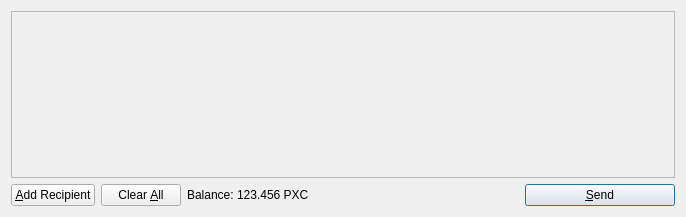
ghostlander/Phoenixcoin, file src/qt/forms/sendcoinsdialog.ui: the form before one commit.
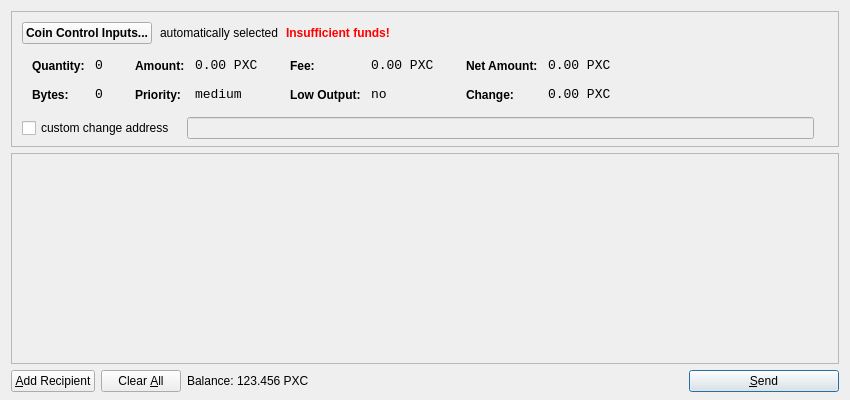
The form after the commit. Icons and pictures are not drawn.

Commit message: The Coin Control Implemented

```diff
--- a/src/qt/forms/sendcoinsdialog.ui
+++ b/src/qt/forms/sendcoinsdialog.ui
@@ -6,14 +6,586 @@
    <rect>
     <x>0</x>
     <y>0</y>
-    <width>686</width>
-    <height>217</height>
+    <width>850</width>
+    <height>400</height>
    </rect>
   </property>
   <property name="windowTitle">
    <string>Send Coins</string>
   </property>
-  <layout class="QVBoxLayout" name="verticalLayout">
+  <layout class="QVBoxLayout" name="verticalLayout" stretch="0,1,0">
+   <property name="bottomMargin">
+    <number>8</number>
+   </property>
+   <item>
+    <widget class="QFrame" name="frameCoinControl">
+     <property name="sizePolicy">
+      <sizepolicy hsizetype="Expanding" vsizetype="Expanding">
+       <horstretch>0</horstretch>
+       <verstretch>0</verstretch>
+      </sizepolicy>
+     </property>
+     <property name="maximumSize">
+      <size>
+       <width>16777215</width>
+       <height>16777215</height>
+      </size>
+     </property>
+     <property name="frameShape">
+      <enum>QFrame::StyledPanel</enum>
+     </property>
+     <property name="frameShadow">
+      <enum>QFrame::Sunken</enum>
+     </property>
+     <layout class="QVBoxLayout" name="verticalLayoutCoinControl2">
+      <property name="spacing">
+       <number>6</number>
+      </property>
+      <property name="leftMargin">
+       <number>0</number>
+      </property>
+      <property name="topMargin">
+       <number>0</number>
+      </property>
+      <property name="rightMargin">
+       <number>0</number>
+      </property>
+      <property name="bottomMargin">
+       <number>6</number>
+      </property>
+      <item>
+       <layout class="QVBoxLayout" name="verticalLayoutCoinControl" stretch="0,0,0,1">
+        <property name="spacing">
+         <number>0</number>
+        </property>
+        <property name="leftMargin">
+         <number>10</number>
+        </property>
+        <property name="topMargin">
+         <number>10</number>
+        </property>
+        <item>
+         <layout class="QHBoxLayout" name="horizontalLayoutCoinControl2" stretch="0,0,0,0">
+          <property name="spacing">
+           <number>8</number>
+          </property>
+          <property name="bottomMargin">
+           <number>10</number>
+          </property>
+          <item>
+           <widget class="QPushButton" name="pushButtonCoinControl">
+            <property name="styleSheet">
+             <string notr="true">font-weight:bold;</string>
+            </property>
+            <property name="text">
+             <string>Coin Control Inputs...</string>
+            </property>
+           </widget>
+          </item>
+          <item>
+           <widget class="QLabel" name="labelCoinControlAutomaticallySelected">
+            <property name="text">
+             <string>automatically selected</string>
+            </property>
+            <property name="margin">
+             <number>5</number>
+            </property>
+           </widget>
+          </item>
+          <item>
+           <widget class="QLabel" name="labelCoinControlInsuffFunds">
+            <property name="font">
+             <font>
+              <weight>75</weight>
+              <bold>true</bold>
+             </font>
+            </property>
+            <property name="styleSheet">
+             <string notr="true">color:red;font-weight:bold;</string>
+            </property>
+            <property name="text">
+             <string>Insufficient funds!</string>
+            </property>
+            <property name="margin">
+             <number>5</number>
+            </property>
+           </widget>
+          </item>
+          <item>
+           <spacer name="horizontalSpacerCoinControl">
+            <property name="orientation">
+             <enum>Qt::Horizontal</enum>
+            </property>
+            <property name="sizeHint" stdset="0">
+             <size>
+              <width>40</width>
+              <height>1</height>
+             </size>
+            </property>
+           </spacer>
+          </item>
+         </layout>
+        </item>
+        <item>
+         <widget class="QWidget" name="widgetCoinControl" native="true">
+          <property name="sizePolicy">
+           <sizepolicy hsizetype="Preferred" vsizetype="Preferred">
+            <horstretch>0</horstretch>
+            <verstretch>0</verstretch>
+           </sizepolicy>
+          </property>
+          <property name="minimumSize">
+           <size>
+            <width>0</width>
+            <height>0</height>
+           </size>
+          </property>
+          <property name="styleSheet">
+           <string notr="true"/>
+          </property>
+          <layout class="QHBoxLayout" name="horizontalLayoutCoinControl5">
+           <property name="margin">
+            <number>0</number>
+           </property>
+           <item>
+            <layout class="QHBoxLayout" name="horizontalLayoutCoinControl3" stretch="0,0,0,1">
+             <property name="spacing">
+              <number>20</number>
+             </property>
+             <property name="topMargin">
+              <number>0</number>
+             </property>
+             <property name="bottomMargin">
+              <number>10</number>
+             </property>
+             <item>
+              <layout class="QFormLayout" name="formLayoutCoinControl1">
+               <property name="horizontalSpacing">
+                <number>10</number>
+               </property>
+               <property name="verticalSpacing">
+                <number>14</number>
+               </property>
+               <property name="leftMargin">
+                <number>10</number>
+               </property>
+               <property name="topMargin">
+                <number>4</number>
+               </property>
+               <property name="rightMargin">
+                <number>6</number>
+               </property>
+               <item row="0" column="0">
+                <widget class="QLabel" name="labelCoinControlQuantityText">
+                 <property name="styleSheet">
+                  <string notr="true">font-weight:bold;</string>
+                 </property>
+                 <property name="text">
+                  <string>Quantity:</string>
+                 </property>
+                 <property name="margin">
+                  <number>0</number>
+                 </property>
+                </widget>
+               </item>
+               <item row="0" column="1">
+                <widget class="QLabel" name="labelCoinControlQuantity">
+                 <property name="font">
+                  <font>
+                   <family>Monospace</family>
+                   <pointsize>10</pointsize>
+                  </font>
+                 </property>
+                 <property name="cursor">
+                  <cursorShape>IBeamCursor</cursorShape>
+                 </property>
+                 <property name="contextMenuPolicy">
+                  <enum>Qt::ActionsContextMenu</enum>
+                 </property>
+                 <property name="text">
+                  <string notr="true">0</string>
+                 </property>
+                 <property name="margin">
+                  <number>0</number>
+                 </property>
+                 <property name="textInteractionFlags">
+                  <set>Qt::LinksAccessibleByMouse|Qt::TextSelectableByKeyboard|Qt::TextSelectableByMouse</set>
+                 </property>
+                </widget>
+               </item>
+               <item row="1" column="0">
+                <widget class="QLabel" name="labelCoinControlBytesText">
+                 <property name="styleSheet">
+                  <string notr="true">font-weight:bold;</string>
+                 </property>
+                 <property name="text">
+                  <string>Bytes:</string>
+                 </property>
+                </widget>
+               </item>
+               <item row="1" column="1">
+                <widget class="QLabel" name="labelCoinControlBytes">
+                 <property name="font">
+                  <font>
+                   <family>Monospace</family>
+                   <pointsize>10</pointsize>
+                  </font>
+                 </property>
+                 <property name="cursor">
+                  <cursorShape>IBeamCursor</cursorShape>
+                 </property>
+                 <property name="contextMenuPolicy">
+                  <enum>Qt::ActionsContextMenu</enum>
+                 </property>
+                 <property name="text">
+                  <string notr="true">0</string>
+                 </property>
+                 <property name="textInteractionFlags">
+                  <set>Qt::LinksAccessibleByMouse|Qt::TextSelectableByKeyboard|Qt::TextSelectableByMouse</set>
+                 </property>
+                </widget>
+               </item>
+              </layout>
+             </item>
+             <item>
+              <layout class="QFormLayout" name="formLayoutCoinControl2">
+               <property name="horizontalSpacing">
+                <number>10</number>
+               </property>
+               <property name="verticalSpacing">
+                <number>14</number>
+               </property>
+               <property name="leftMargin">
+                <number>6</number>
+               </property>
+               <property name="topMargin">
+                <number>4</number>
+               </property>
+               <property name="rightMargin">
+                <number>6</number>
+               </property>
+               <item row="0" column="0">
+                <widget class="QLabel" name="labelCoinControlAmountText">
+                 <property name="styleSheet">
+                  <string notr="true">font-weight:bold;</string>
+                 </property>
+                 <property name="text">
+                  <string>Amount:</string>
+                 </property>
+                 <property name="margin">
+                  <number>0</number>
+                 </property>
+                </widget>
+               </item>
+               <item row="0" column="1">
+                <widget class="QLabel" name="labelCoinControlAmount">
+                 <property name="font">
+                  <font>
+                   <family>Monospace</family>
+                   <pointsize>10</pointsize>
+                  </font>
+                 </property>
+                 <property name="cursor">
+                  <cursorShape>IBeamCursor</cursorShape>
+                 </property>
+                 <property name="contextMenuPolicy">
+                  <enum>Qt::ActionsContextMenu</enum>
+                 </property>
+                 <property name="text">
+                  <string notr="true">0.00 PXC</string>
+                 </property>
+                 <property name="textInteractionFlags">
+                  <set>Qt::LinksAccessibleByMouse|Qt::TextSelectableByKeyboard|Qt::TextSelectableByMouse</set>
+                 </property>
+                </widget>
+               </item>
+               <item row="1" column="0">
+                <widget class="QLabel" name="labelCoinControlPriorityText">
+                 <property name="styleSheet">
+                  <string notr="true">font-weight:bold;</string>
+                 </property>
+                 <property name="text">
+                  <string>Priority:</string>
+                 </property>
+                </widget>
+               </item>
+               <item row="1" column="1">
+                <widget class="QLabel" name="labelCoinControlPriority">
+                 <property name="font">
+                  <font>
+                   <family>Monospace</family>
+                   <pointsize>10</pointsize>
+                  </font>
+                 </property>
+                 <property name="cursor">
+                  <cursorShape>IBeamCursor</cursorShape>
+                 </property>
+                 <property name="contextMenuPolicy">
+                  <enum>Qt::ActionsContextMenu</enum>
+                 </property>
+                 <property name="text">
+                  <string>medium</string>
+                 </property>
+                 <property name="textInteractionFlags">
+                  <set>Qt::LinksAccessibleByMouse|Qt::TextSelectableByKeyboard|Qt::TextSelectableByMouse</set>
+                 </property>
+                </widget>
+               </item>
+              </layout>
+             </item>
+             <item>
+              <layout class="QFormLayout" name="formLayoutCoinControl3">
+               <property name="horizontalSpacing">
+                <number>10</number>
+               </property>
+               <property name="verticalSpacing">
+                <number>14</number>
+               </property>
+               <property name="leftMargin">
+                <number>6</number>
+               </property>
+               <property name="topMargin">
+                <number>4</number>
+               </property>
+               <property name="rightMargin">
+                <number>6</number>
+               </property>
+               <item row="0" column="0">
+                <widget class="QLabel" name="labelCoinControlFeeText">
+                 <property name="styleSheet">
+                  <string notr="true">font-weight:bold;</string>
+                 </property>
+                 <property name="text">
+                  <string>Fee:</string>
+                 </property>
+                 <property name="margin">
+                  <number>0</number>
+                 </property>
+                </widget>
+               </item>
+               <item row="0" column="1">
+                <widget class="QLabel" name="labelCoinControlFee">
+                 <property name="font">
+                  <font>
+                   <family>Monospace</family>
+                   <pointsize>10</pointsize>
+                  </font>
+                 </property>
+                 <property name="cursor">
+                  <cursorShape>IBeamCursor</cursorShape>
+                 </property>
+                 <property name="contextMenuPolicy">
+                  <enum>Qt::ActionsContextMenu</enum>
+                 </property>
+                 <property name="text">
+                  <string notr="true">0.00 PXC</string>
+                 </property>
+                 <property name="textInteractionFlags">
+                  <set>Qt::LinksAccessibleByMouse|Qt::TextSelectableByKeyboard|Qt::TextSelectableByMouse</set>
+                 </property>
+                </widget>
+               </item>
+               <item row="1" column="0">
+                <widget class="QLabel" name="labelCoinControlLowOutputText">
+                 <property name="styleSheet">
+                  <string notr="true">font-weight:bold;</string>
+                 </property>
+                 <property name="text">
+                  <string>Low Output:</string>
+                 </property>
+                </widget>
+               </item>
+               <item row="1" column="1">
+                <widget class="QLabel" name="labelCoinControlLowOutput">
+                 <property name="font">
+                  <font>
+                   <family>Monospace</family>
+                   <pointsize>10</pointsize>
+                  </font>
+                 </property>
+                 <property name="cursor">
+                  <cursorShape>IBeamCursor</cursorShape>
+                 </property>
+                 <property name="contextMenuPolicy">
+                  <enum>Qt::ActionsContextMenu</enum>
+                 </property>
+                 <property name="text">
+                  <string>no</string>
+                 </property>
+                 <property name="textInteractionFlags">
+                  <set>Qt::LinksAccessibleByMouse|Qt::TextSelectableByKeyboard|Qt::TextSelectableByMouse</set>
+                 </property>
+                </widget>
+               </item>
+              </layout>
+             </item>
+             <item>
+              <layout class="QFormLayout" name="formLayoutCoinControl4">
+               <property name="horizontalSpacing">
+                <number>10</number>
+               </property>
+               <property name="verticalSpacing">
+                <number>14</number>
+               </property>
+               <property name="leftMargin">
+                <number>6</number>
+               </property>
+               <property name="topMargin">
+                <number>4</number>
+               </property>
+               <property name="rightMargin">
+                <number>6</number>
+               </property>
+               <item row="0" column="0">
+                <widget class="QLabel" name="labelCoinControlNetAmountText">
+                 <property name="styleSheet">
+                  <string notr="true">font-weight:bold;</string>
+                 </property>
+                 <property name="text">
+                  <string>Net Amount:</string>
+                 </property>
+                 <property name="margin">
+                  <number>0</number>
+                 </property>
+                </widget>
+               </item>
+               <item row="0" column="1">
+                <widget class="QLabel" name="labelCoinControlNetAmount">
+                 <property name="font">
+                  <font>
+                   <family>Monospace</family>
+                   <pointsize>10</pointsize>
+                  </font>
+                 </property>
+                 <property name="cursor">
+                  <cursorShape>IBeamCursor</cursorShape>
+                 </property>
+                 <property name="contextMenuPolicy">
+                  <enum>Qt::ActionsContextMenu</enum>
+                 </property>
+                 <property name="text">
+                  <string notr="true">0.00 PXC</string>
+                 </property>
+                 <property name="textInteractionFlags">
+                  <set>Qt::LinksAccessibleByMouse|Qt::TextSelectableByKeyboard|Qt::TextSelectableByMouse</set>
+                 </property>
+                </widget>
+               </item>
+               <item row="1" column="0">
+                <widget class="QLabel" name="labelCoinControlChangeText">
+                 <property name="styleSheet">
+                  <string notr="true">font-weight:bold;</string>
+                 </property>
+                 <property name="text">
+                  <string>Change:</string>
+                 </property>
+                </widget>
+               </item>
+               <item row="1" column="1">
+                <widget class="QLabel" name="labelCoinControlChange">
+                 <property name="font">
+                  <font>
+                   <family>Monospace</family>
+                   <pointsize>10</pointsize>
+                  </font>
+                 </property>
+                 <property name="cursor">
+                  <cursorShape>IBeamCursor</cursorShape>
+                 </property>
+                 <property name="contextMenuPolicy">
+                  <enum>Qt::ActionsContextMenu</enum>
+                 </property>
+                 <property name="text">
+                  <string notr="true">0.00 PXC</string>
+                 </property>
+                 <property name="textInteractionFlags">
+                  <set>Qt::LinksAccessibleByMouse|Qt::TextSelectableByKeyboard|Qt::TextSelectableByMouse</set>
+                 </property>
+                </widget>
+               </item>
+              </layout>
+             </item>
+            </layout>
+           </item>
+          </layout>
+         </widget>
+        </item>
+        <item>
+         <layout class="QHBoxLayout" name="horizontalLayoutCoinControl4" stretch="0,0,0">
+          <property name="spacing">
+           <number>12</number>
+          </property>
+          <property name="sizeConstraint">
+           <enum>QLayout::SetDefaultConstraint</enum>
+          </property>
+          <property name="topMargin">
+           <number>5</number>
+          </property>
+          <property name="rightMargin">
+           <number>5</number>
+          </property>
+          <item>
+           <widget class="QCheckBox" name="checkBoxCoinControlChange">
+            <property name="text">
+             <string>custom change address</string>
+            </property>
+           </widget>
+          </item>
+          <item>
+           <widget class="QLineEdit" name="lineEditCoinControlChange">
+            <property name="enabled">
+             <bool>false</bool>
+            </property>
+            <property name="sizePolicy">
+             <sizepolicy hsizetype="Expanding" vsizetype="Fixed">
+              <horstretch>0</horstretch>
+              <verstretch>0</verstretch>
+             </sizepolicy>
+            </property>
+           </widget>
+          </item>
+          <item>
+           <widget class="QLabel" name="labelCoinControlChangeLabel">
+            <property name="sizePolicy">
+             <sizepolicy hsizetype="Preferred" vsizetype="Expanding">
+              <horstretch>0</horstretch>
+              <verstretch>0</verstretch>
+             </sizepolicy>
+            </property>
+            <property name="minimumSize">
+             <size>
+              <width>0</width>
+              <height>0</height>
+             </size>
+            </property>
+            <property name="text">
+             <string/>
+            </property>
+            <property name="margin">
+             <number>3</number>
+            </property>
+           </widget>
+          </item>
+         </layout>
+        </item>
+        <item>
+         <spacer name="verticalSpacerCoinControl">
+          <property name="orientation">
+           <enum>Qt::Vertical</enum>
+          </property>
+          <property name="sizeHint" stdset="0">
+           <size>
+            <width>800</width>
+            <height>1</height>
+           </size>
+          </property>
+         </spacer>
+        </item>
+       </layout>
+      </item>
+     </layout>
+    </widget>
+   </item>
    <item>
     <widget class="QScrollArea" name="scrollArea">
      <property name="widgetResizable">
@@ -24,8 +596,8 @@
        <rect>
         <x>0</x>
         <y>0</y>
-        <width>666</width>
-        <height>165</height>
+        <width>828</width>
+        <height>178</height>
        </rect>
       </property>
       <layout class="QVBoxLayout" name="verticalLayout_2">
```
The commit also changes 62 other files.
